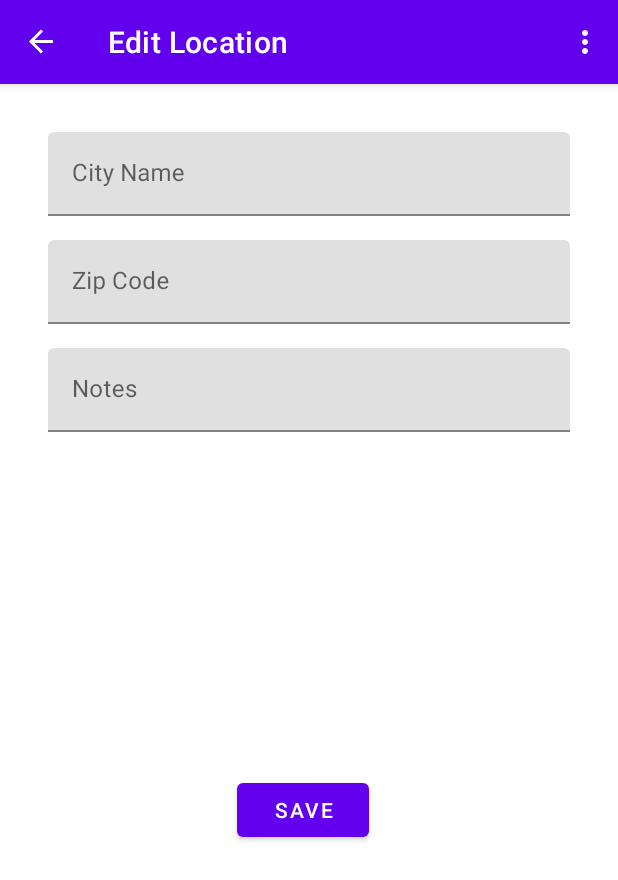
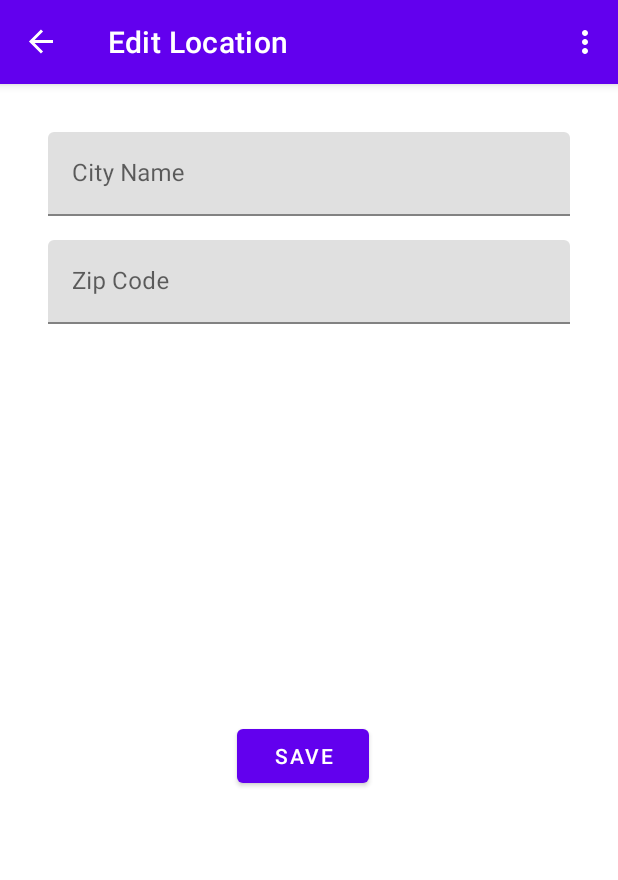
Before and after one commit to bmaum321/Weather-App--XML, an Android app: the AddWeatherLocationFragment screen opened through its navigation route, on a phone screen of 412 x 824 dp. Shown: the top 880 px of the screen. Run offline under Robolectric (Android 15) with nearby library versions, the light colour scheme and no system bars; our stand-ins replace Room's generated code, navigation-ui.

Commit message:
Coil implemented, Flow implemented on weather detail screen

```diff
--- a/app/build.gradle
+++ b/app/build.gradle
@@ -77,6 +77,9 @@ dependencies {
     implementation "com.squareup.moshi:moshi-kotlin:$moshi_version"
     kapt "com.squareup.moshi:moshi-kotlin-codegen:$moshi_version"
 
+    // Coil
+    implementation "io.coil-kt:coil:1.1.1"
+
 
 
 
--- a/app/src/main/java/com/example/weather/repository/WeatherRepository.kt
+++ b/app/src/main/java/com/example/weather/repository/WeatherRepository.kt
@@ -5,22 +5,40 @@ import androidx.lifecycle.Transformations
 import androidx.lifecycle.asLiveData
 import com.example.weather.data.WeatherDatabase
 import com.example.weather.domain.WeatherDomainObject
+import com.example.weather.domain.asDomainModel
 import com.example.weather.network.WeatherApi
 import com.example.weather.network.WeatherContainer
 import com.example.weather.network.asDatabaseModel
 import com.example.weather.model.asDomainModel
 import kotlinx.coroutines.Dispatchers
-import kotlinx.coroutines.flow.Flow
-import kotlinx.coroutines.flow.map
 import kotlinx.coroutines.withContext
 
 class WeatherRepository(private val database: WeatherDatabase) {
-    suspend fun refreshWeather(zipcode: String) {
+
+    // The only thing we should be storing into the database is zipcode and city name, everything
+    // else is dynamic
+    suspend fun storeNetworkWeatherInDatabase(zipcode: String) {
         withContext(Dispatchers.IO) {
             val weatherData = WeatherApi.retrofitService.getWeather(zipcode)
             database.weatherDao().insert(weatherData.asDatabaseModel(zipcode))
         }
     }
+
+    suspend fun getWeather(zipcode: String): WeatherDomainObject {
+            val weatherData: WeatherContainer = WeatherApi.retrofitService.getWeather(zipcode)
+        return weatherData.asDomainModel(zipcode)
+    }
+
+    //TODO need to create a function that calls the API for each zip code and returns a list of
+    // Weather domain objects for the main screen
+
+    /*
+    suspend fun getWeatherForZipCodes(zipcodes: List<String>): List<WeatherDomainObject>  {
+        val weatherData
+    }
+
+     */
+
 
     /**
      * Note: LiveData is retained in this example for simplicity. In general, it's recommended
@@ -30,6 +48,10 @@ class WeatherRepository(private val database: WeatherDatabase) {
     //We need to change the data base structure to map the data in the database to the domain entity
     //which is just a regular kotlin class
 
+    /**
+     * This live data obkect should be updated automatically when the database is updated
+     */
+
     val weatherDomainObjects: LiveData<List<WeatherDomainObject>> =
         Transformations.map(database.weatherDao().getWeatherLocations().asLiveData()) {
             it.asDomainModel()
--- a/app/src/main/java/com/example/weather/ui/WeatherListFragment.kt
+++ b/app/src/main/java/com/example/weather/ui/WeatherListFragment.kt
@@ -51,7 +51,7 @@ class WeatherListFragment : Fragment() {
 
         val adapter = WeatherListAdapter { weather ->
             val action = WeatherListFragmentDirections
-                .actionForageableListFragmentToForageableDetailFragment(weather.id)
+                .actionForageableListFragmentToForageableDetailFragment(weather.zipCode, weather.id)
             findNavController().navigate(action)
         }
 
--- a/app/src/main/java/com/example/weather/ui/viewmodel/WeatherViewModel.kt
+++ b/app/src/main/java/com/example/weather/ui/viewmodel/WeatherViewModel.kt
@@ -4,12 +4,9 @@ import android.app.Application
 import androidx.lifecycle.*
 import com.example.weather.data.WeatherDao
 import com.example.weather.data.WeatherDatabase.Companion.getDatabase
-import com.example.weather.domain.WeatherDomainObject
 import com.example.weather.model.WeatherEntity
-import com.example.weather.network.WeatherApi
 import com.example.weather.network.WeatherContainer
 import com.example.weather.repository.WeatherRepository
-import kotlinx.coroutines.Dispatchers
 import kotlinx.coroutines.launch
 import okio.IOException
 
@@ -93,7 +90,7 @@ class WeatherViewModel(private val weatherDao: WeatherDao, application: Applicat
     fun refreshDataFromRepository(zipcode: String) {
         viewModelScope.launch {
             try {
-                weatherRepository.refreshWeather(zipcode)
+                weatherRepository.storeNetworkWeatherInDatabase(zipcode)
                 _eventNetworkError.value = false
                 _isNetworkErrorShown.value = false
             } catch (networkError: IOException) {
--- a/app/src/main/res/layout/fragment_add_weather_location.xml
+++ b/app/src/main/res/layout/fragment_add_weather_location.xml
@@ -43,24 +43,6 @@
 
     </com.google.android.material.textfield.TextInputLayout>
 
-    <com.google.android.material.textfield.TextInputLayout
-        android:id="@+id/notes_label"
-        android:layout_width="match_parent"
-        android:layout_height="wrap_content"
-        android:layout_marginTop="16dp"
-        android:hint="@string/notes"
-        app:layout_constraintStart_toStartOf="parent"
-        app:layout_constraintTop_toBottomOf="@+id/location_address_label">
-
-        <com.google.android.material.textfield.TextInputEditText
-            android:id="@+id/notes_input"
-            android:layout_width="match_parent"
-            android:layout_height="wrap_content"
-            android:inputType="textMultiLine"
-            android:maxLines="4" />
-
-    </com.google.android.material.textfield.TextInputLayout>
-
     <LinearLayout
         android:layout_width="match_parent"
         android:layout_height="wrap_content"
@@ -69,7 +51,7 @@
         app:layout_constraintBottom_toBottomOf="parent"
         app:layout_constraintEnd_toEndOf="parent"
         app:layout_constraintStart_toStartOf="parent"
-        app:layout_constraintTop_toBottomOf="@id/notes_label">
+        app:layout_constraintTop_toBottomOf="@id/location_address_label">
 
         <com.google.android.material.button.MaterialButton
             android:id="@+id/save_btn"
--- a/app/src/main/res/layout/list_item_weather.xml
+++ b/app/src/main/res/layout/list_item_weather.xml
@@ -60,14 +60,14 @@
             app:layout_constraintBottom_toBottomOf="parent"
             app:layout_constraintEnd_toEndOf="parent"
             app:layout_constraintTop_toTopOf="parent"
-            app:srcCompat="@drawable/sun_026" />
+            app:imageUrl="@{weather.imgSrcUrl}"/>
 
         <TextView
             android:id="@+id/tempF"
             android:layout_width="wrap_content"
             android:layout_height="wrap_content"
             android:layout_marginEnd="12dp"
-            android:text="@{weather.tempf.toString()}"
+            android:text="@{weather.temp.toString()}"
             android:textSize="24sp"
             android:textStyle="bold"
             app:layout_constraintBottom_toBottomOf="parent"
--- a/app/src/main/res/navigation/nav_graph.xml
+++ b/app/src/main/res/navigation/nav_graph.xml
@@ -47,15 +47,17 @@
     <fragment
         android:id="@+id/weatherLocationDetailFragment"
         android:name="com.example.weather.ui.WeatherLocationDetailFragment"
-        android:label="Location"
+        android:label="Weather Details"
         tools:layout="@layout/fragment_weather_detail">
-        <argument
-            android:name="id"
-            android:defaultValue="0L"
-            app:argType="long" />
         <action
             android:id="@+id/action_weatherLocationDetailFragment_to_addWeatherLocationFragment"
             app:destination="@id/addWeatherLocationFragment" />
+        <argument
+            android:name="zipcode"
+            app:argType="string" />
+        <argument
+            android:name="id"
+            app:argType="long" />
     </fragment>
 
 </navigation>
```
Also changed, not shown: app/src/main/java/com/example/weather/domain/Models.kt (+20 -1 lines), app/src/main/java/com/example/weather/model/WeatherEntity.kt (+10 -5 lines), app/src/main/java/com/example/weather/network/DataTransferObjects.kt (+6 -6 lines), app/src/main/java/com/example/weather/ui/AddWeatherLocationFragment.kt (+6 -13 lines), app/src/main/java/com/example/weather/ui/WeatherLocationDetailFragment.kt (+29 -15 lines), app/src/main/java/com/example/weather/ui/viewmodel/AddWeatherLocationViewModel.kt (+21 -13 lines), app/src/main/java/com/example/weather/ui/viewmodel/WeatherDetailViewModel.kt (+10 -8 lines), app/src/main/java/com/example/weather/util/BindingAdapters.kt (added, +14 -0 lines), app/src/main/res/layout/fragment_weather_detail.xml (+58 -12 lines).
